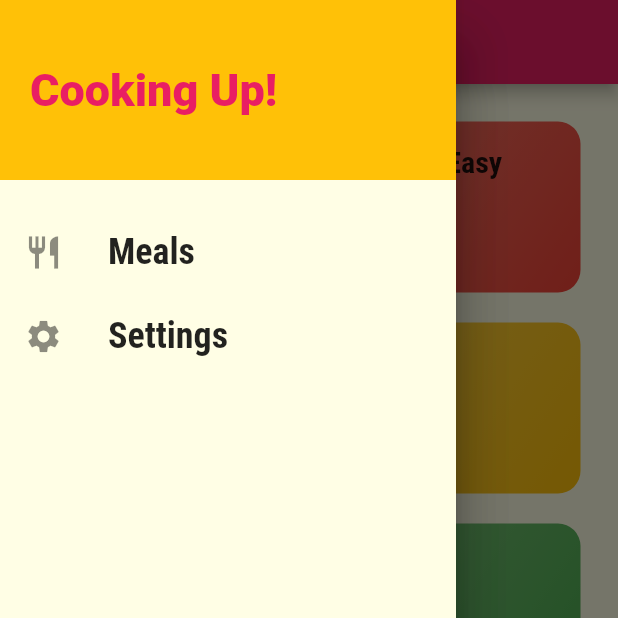
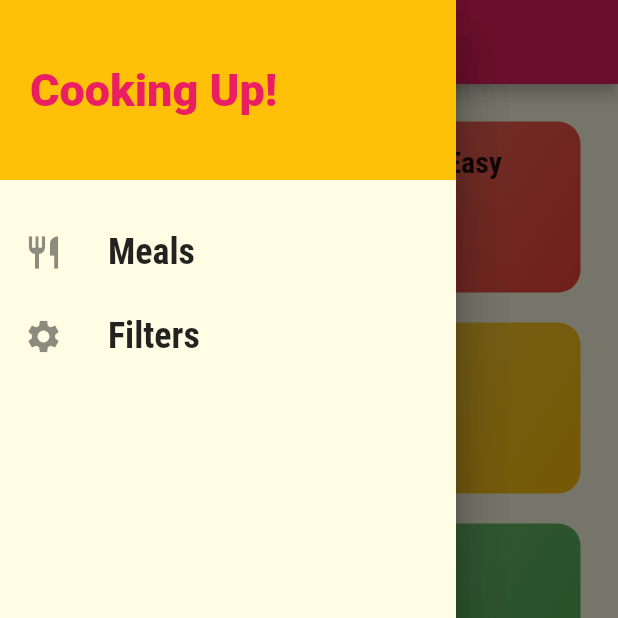
Before and after one commit to tomers55/DeliMeals, a Flutter app: the screen it shows after launch, with the side drawer open, on a phone screen of 412 x 824 dp, the top half of it. Run offline on Flutter 3.47's test engine with Material 2 defaults, Android fonts, the phone set to English and light mode, and no system bars.

Commit message:
Error filter Screen

```diff
--- a/lib/main.dart
+++ b/lib/main.dart
@@ -1,14 +1,50 @@
+import './models/meal.dart';
 import 'package:delimeals/screens/filters_screen.dart';
 import 'package:delimeals/screens/meal_detail_screen.dart';
 import 'package:delimeals/screens/tabs_screen.dart';
 import 'package:flutter/material.dart';
 
+import './dummy_data.dart';
 import 'screens/category_meals_screen.dart';
 import 'screens/categories_screen.dart';
 
 void main() => runApp(MyApp());
 
-class MyApp extends StatelessWidget {
+class MyApp extends StatefulWidget {
+  @override
+  State<MyApp> createState() => _MyAppState();
+}
+
+class _MyAppState extends State<MyApp> {
+  Map<String, bool> _filters = {
+    'gluten': false,
+    'lactose': false,
+    'vegan': false,
+    'vegetarian': false,
+  };
+  List<Meal> _availableMeals = DUMMY_MEALS;
+
+  void _setFilters(Map<String, bool> filterData) {
+    setState(() {
+      _filters = filterData;
+      _availableMeals = DUMMY_MEALS.where((meal) {
+        if (_filters['gluten']! && !meal.isGlutenFree) {
+          return false;
+        }
+        if (_filters['lactose']! && !meal.isLactoseFree) {
+          return false;
+        }
+        if (_filters['vegan']! && !meal.isVegan) {
+          return false;
+        }
+        if (_filters['vegetarian']! && !meal.isVegetarian) {
+          return false;
+        }
+        return true;
+      }).toList();
+    });
+  }
+
   @override
   Widget build(BuildContext context) {
     return MaterialApp(
@@ -35,9 +71,10 @@ class MyApp extends StatelessWidget {
       initialRoute: '/', // default is '/'
       routes: {
         '/': (ctx) => TabsScreen(),
-        CategoryMealsScreen.routeName: (ctx) => CategoryMealsScreen(),
+        CategoryMealsScreen.routeName: (ctx) =>
+            CategoryMealsScreen(_availableMeals),
         MealDetailScreen.routeName: (ctx) => MealDetailScreen(),
-        FiltersScreen.routeName: (ctx) => FiltersScreen(),
+        FiltersScreen.routeName: (ctx) => FiltersScreen(_filters, _setFilters),
       },
       onUnknownRoute: (settings) {
         return MaterialPageRoute(
--- a/lib/widgets/main_drawer.dart
+++ b/lib/widgets/main_drawer.dart
@@ -48,7 +48,7 @@ class MainDrawer extends StatelessWidget {
           buildListTile('Meals', Icons.restaurant, () {
             Navigator.of(context).pushReplacementNamed('/');
           }),
-          buildListTile('Settings', Icons.settings, () {
+          buildListTile('Filters', Icons.settings, () {
             Navigator.of(context).pushReplacementNamed(FiltersScreen.routeName);
           }),
         ],
```
Also changed, not shown: lib/screens/category_meals_screen.dart (+7 -6 lines), lib/screens/filters_screen.dart (+112 -3 lines).
